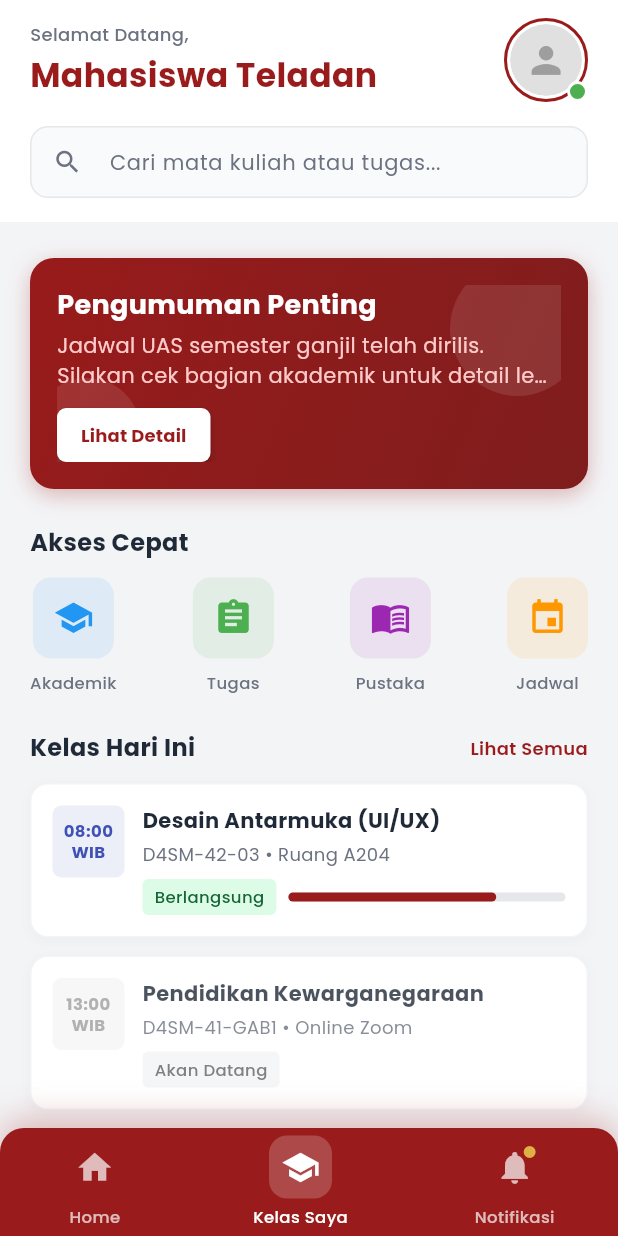
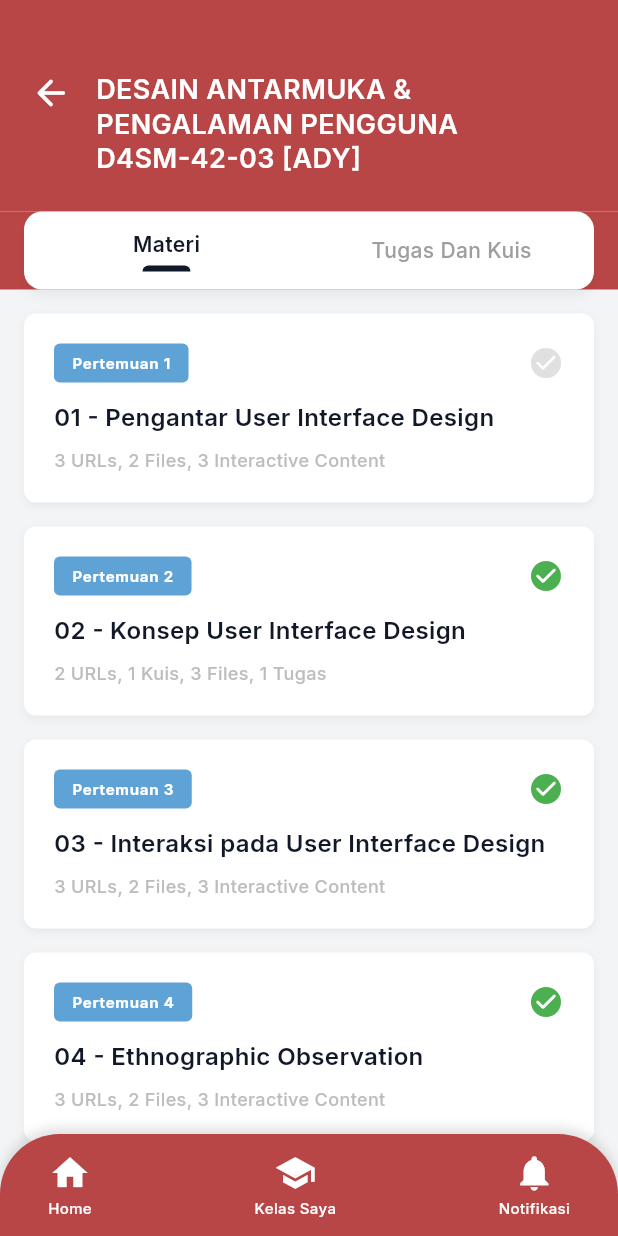
Before and after one commit to febyy03/lms_uas_app, a Flutter app: the screen it shows after launch, after a tap on "Log In", after a tap on "Kelas Saya", on a phone screen of 412 x 824 dp. Run offline on Flutter 3.47's test engine with Material 3 defaults, Android fonts, the light colour scheme and no system bars; our stand-ins replace google_fonts; network calls fail.

Commit message:
add halaman kelas

```diff
--- /dev/null
+++ b/lib/screens/course_detail_screen.dart
@@ -0,0 +1,336 @@
+import 'package:flutter/material.dart';
+import 'package:google_fonts/google_fonts.dart';
+
+class CourseDetailScreen extends StatefulWidget {
+  final String courseName;
+
+  const CourseDetailScreen({
+    super.key,
+    this.courseName = 'DESAIN ANTARMUKA & PENGALAMAN PENGGUNA D4SM-42-03 [ADY]',
+  });
+
+  @override
+  State<CourseDetailScreen> createState() => _CourseDetailScreenState();
+}
+
+class _CourseDetailScreenState extends State<CourseDetailScreen> {
+  int _selectedTab = 0; // 0: Materi, 1: Tugas
+
+  @override
+  Widget build(BuildContext context) {
+    final isDark = Theme.of(context).brightness == Brightness.dark;
+    const primaryColor = Color(0xFFB94646);
+
+    return Scaffold(
+      backgroundColor: isDark ? const Color(0xFF111827) : const Color(0xFFF3F4F6),
+      body: Stack(
+        children: [
+          Column(
+            children: [
+              // Custom Header
+              Container(
+                color: primaryColor,
+                padding: const EdgeInsets.fromLTRB(20, 48, 20, 24),
+                child: Column(
+                  children: [
+                    Row(
+                      crossAxisAlignment: CrossAxisAlignment.start,
+                      children: [
+                        InkWell(
+                          onTap: () => Navigator.of(context).pop(),
+                          borderRadius: BorderRadius.circular(20),
+                          child: const Icon(Icons.arrow_back_rounded, color: Colors.white, size: 28),
+                        ),
+                        const SizedBox(width: 16),
+                        Expanded(
+                          child: Text(
+                            widget.courseName,
+                            style: GoogleFonts.inter(
+                              fontSize: 18,
+                              fontWeight: FontWeight.w600,
+                              color: Colors.white,
+                              height: 1.3,
+                            ),
+                          ),
+                        ),
+                      ],
+                    ),
+                  ],
+                ),
+              ),
+              // Tab Bar
+              Container(
+                color: primaryColor,
+                padding: const EdgeInsets.symmetric(horizontal: 16, vertical: 0),
+                child: Container(
+                  decoration: BoxDecoration(
+                    color: isDark ? const Color(0xFF1F2937) : Colors.white,
+                    borderRadius: const BorderRadius.only(
+                      topLeft: Radius.circular(12),
+                      topRight: Radius.circular(12),
+                      bottomLeft: Radius.circular(12),
+                      bottomRight: Radius.circular(12),
+                    ),
+                    boxShadow: [
+                      BoxShadow(
+                        color: Colors.black.withValues(alpha: 0.05),
+                        blurRadius: 6,
+                        offset: const Offset(0, 4),
+                      ),
+                    ],
+                  ),
+                  child: Row(
+                    children: [
+                      _buildTabItem(
+                        index: 0,
+                        title: 'Materi',
+                        isActive: _selectedTab == 0,
+                        isDark: isDark,
+                      ),
+                      _buildTabItem(
+                        index: 1,
+                        title: 'Tugas Dan Kuis',
+                        isActive: _selectedTab == 1,
+                        isDark: isDark,
+                      ),
+                    ],
+                  ),
+                ),
+              ),
+              // Main Content
+              Expanded(
+                child: ListView(
+                  padding: const EdgeInsets.fromLTRB(16, 16, 16, 100),
+                  children: [
+                    _buildModuleCard(
+                      meeting: 'Pertemuan 1',
+                      title: '01 - Pengantar User Interface Design',
+                      description: '3 URLs, 2 Files, 3 Interactive Content',
+                      isDone: false,
+                      isDark: isDark,
+                    ),
+                    const SizedBox(height: 16),
+                    _buildModuleCard(
+                      meeting: 'Pertemuan 2',
+                      title: '02 - Konsep User Interface Design',
+                      description: '2 URLs, 1 Kuis, 3 Files, 1 Tugas',
+                      isDone: true,
+                      isDark: isDark,
+                    ),
+                    const SizedBox(height: 16),
+                    _buildModuleCard(
+                      meeting: 'Pertemuan 3',
+                      title: '03 - Interaksi pada User Interface Design',
+                      description: '3 URLs, 2 Files, 3 Interactive Content',
+                      isDone: true,
+                      isDark: isDark,
+                    ),
+                    const SizedBox(height: 16),
+                    _buildModuleCard(
+                      meeting: 'Pertemuan 4',
+                      title: '04 - Ethnographic Observation',
+                      description: '3 URLs, 2 Files, 3 Interactive Content',
+                      isDone: true,
+                      isDark: isDark,
+                    ),
+                    const SizedBox(height: 16),
+                     _buildModuleCard(
+                      meeting: 'Pertemuan 5',
+                      title: '05 - UID Testing',
+                      description: '3 URLs, 2 Files, 3 Interactive Content',
+                      isDone: true,
+                      isDark: isDark,
+                    ),
+                     const SizedBox(height: 16),
+                     _buildModuleCard(
+                      meeting: 'Pertemuan 6',
+                      title: '06 - Assessment 1',
+                      description: '3 URLs, 2 Files, 3 Interactive Content',
+                      isDone: true,
+                      isDark: isDark,
+                    ),
+                  ],
+                ),
+              ),
+            ],
+          ),
+
+          // Bottom Navigation
+           Positioned(
+            bottom: 0,
+            left: 0,
+            right: 0,
+            child: Container(
+              padding: const EdgeInsets.symmetric(horizontal: 32, vertical: 12),
+              decoration: const BoxDecoration(
+                color: Color(0xFFB94646),
+                borderRadius: BorderRadius.only(
+                  topLeft: Radius.circular(40),
+                  topRight: Radius.circular(40),
+                ),
+                boxShadow: [
+                  BoxShadow(
+                    color: Colors.black12,
+                    blurRadius: 6,
+                    offset: Offset(0, -4),
+                  ),
+                ],
+              ),
+              child: Row(
+                mainAxisAlignment: MainAxisAlignment.spaceBetween,
+                children: [
+                   _BottomNavItem(icon: Icons.home, label: 'Home'),
+                   _BottomNavItem(icon: Icons.school, label: 'Kelas Saya'),
+                   _BottomNavItem(icon: Icons.notifications, label: 'Notifikasi'),
+                ],
+              ),
+            ),
+          ),
+        ],
+      ),
+    );
+  }
+
+  Widget _buildTabItem({
+    required int index,
+    required String title,
+    required bool isActive,
+    required bool isDark,
+  }) {
+    return Expanded(
+      child: InkWell(
+        onTap: () {
+          setState(() {
+            _selectedTab = index;
+          });
+        },
+        child: Container(
+          padding: const EdgeInsets.symmetric(vertical: 12),
+          child: Column(
+            mainAxisSize: MainAxisSize.min,
+            children: [
+              Text(
+                title,
+                style: GoogleFonts.inter(
+                  fontSize: 14,
+                  fontWeight: isActive ? FontWeight.w600 : FontWeight.w500,
+                  color: isActive
+                      ? (isDark ? Colors.white : const Color(0xFF111827))
+                      : (isDark ? Colors.grey[400] : Colors.grey[500]),
+                ),
+              ),
+              if (isActive)
+                Container(
+                  margin: const EdgeInsets.only(top: 4),
+                  width: 32,
+                  height: 4,
+                  decoration: BoxDecoration(
+                    color: isDark ? Colors.white : const Color(0xFF111827),
+                    borderRadius: const BorderRadius.vertical(top: Radius.circular(4)),
+                  ),
+                ),
+            ],
+          ),
+        ),
+      ),
+    );
+  }
+
+  Widget _buildModuleCard({
+    required String meeting,
+    required String title,
+    required String description,
+    required bool isDone,
+    required bool isDark,
+  }) {
+    return Container(
+      padding: const EdgeInsets.all(20),
+      decoration: BoxDecoration(
+        color: isDark ? const Color(0xFF1F2937) : Colors.white,
+        borderRadius: BorderRadius.circular(8),
+        boxShadow: [
+          BoxShadow(
+            color: Colors.black.withValues(alpha: 0.05),
+            blurRadius: 4,
+            offset: const Offset(0, 2),
+          ),
+        ],
+      ),
+      child: Column(
+        crossAxisAlignment: CrossAxisAlignment.start,
+        children: [
+          Row(
+            mainAxisAlignment: MainAxisAlignment.spaceBetween,
+            children: [
+              Container(
+                padding: const EdgeInsets.symmetric(horizontal: 12, vertical: 6),
+                decoration: BoxDecoration(
+                  color: const Color(0xFF5EA2D6),
+                  borderRadius: BorderRadius.circular(4),
+                ),
+                child: Text(
+                  meeting,
+                  style: GoogleFonts.inter(
+                    fontSize: 10,
+                    fontWeight: FontWeight.bold,
+                    color: Colors.white,
+                    letterSpacing: 0.5,
+                  ),
+                ),
+              ),
+              Icon(
+                Icons.check_circle_rounded,
+                color: isDone ? Colors.green : (isDark ? Colors.grey[600] : Colors.grey[300]),
+                size: 24,
+              ),
+            ],
+          ),
+          const SizedBox(height: 12),
+          Text(
+            title,
+            style: GoogleFonts.inter(
+              fontSize: 16,
+              fontWeight: FontWeight.w600,
+              color: isDark ? Colors.white : const Color(0xFF111827),
+            ),
+          ),
+          const SizedBox(height: 8),
+          Text(
+            description,
+            style: GoogleFonts.inter(
+              fontSize: 12,
+              fontWeight: FontWeight.w500,
+              color: isDark ? Colors.grey[500] : Colors.grey[400],
+            ),
+          ),
+        ],
+      ),
+    );
+  }
+}
+
+class _BottomNavItem extends StatelessWidget {
+  final IconData icon;
+  final String label;
+
+  const _BottomNavItem({required this.icon, required this.label});
+
+  @override
+  Widget build(BuildContext context) {
+    return Column(
+      mainAxisSize: MainAxisSize.min,
+      children: [
+        Icon(icon, color: Colors.white, size: 28),
+        const SizedBox(height: 2),
+        Text(
+          label,
+          style: GoogleFonts.inter(
+            fontSize: 10,
+            fontWeight: FontWeight.w500,
+            color: Colors.white,
+          ),
+        ),
+      ],
+    );
+  }
+}
--- a/lib/screens/home_screen.dart
+++ b/lib/screens/home_screen.dart
@@ -3,6 +3,7 @@ import 'package:google_fonts/google_fonts.dart';
 import 'profile_screen.dart';
 import 'notification_screen.dart';
 import 'announcement_screen.dart';
+import 'course_detail_screen.dart';
 
 class HomeScreen extends StatefulWidget {
   const HomeScreen({super.key});
@@ -860,6 +861,10 @@ class _HomeScreenState extends State<HomeScreen> {
           Navigator.of(context).push(
             MaterialPageRoute(builder: (context) => const NotificationScreen()),
           );
+        } else if (index == 1) {
+          Navigator.of(context).push(
+            MaterialPageRoute(builder: (context) => const CourseDetailScreen()),
+          );
         } else {
           setState(() {
             _currentNavIndex = index;
--- a/lib/screens/notification_screen.dart
+++ b/lib/screens/notification_screen.dart
@@ -1,5 +1,6 @@
 import 'package:flutter/material.dart';
 import 'package:google_fonts/google_fonts.dart';
+import 'course_detail_screen.dart';
 
 class NotificationScreen extends StatefulWidget {
   const NotificationScreen({super.key});
```
Also changed, not shown: lib/screens/announcement_detail_screen.dart (added, +302 -0 lines), lib/screens/announcement_screen.dart (+37 -4 lines), lib/screens/profile_screen.dart (+11 -1 lines).
